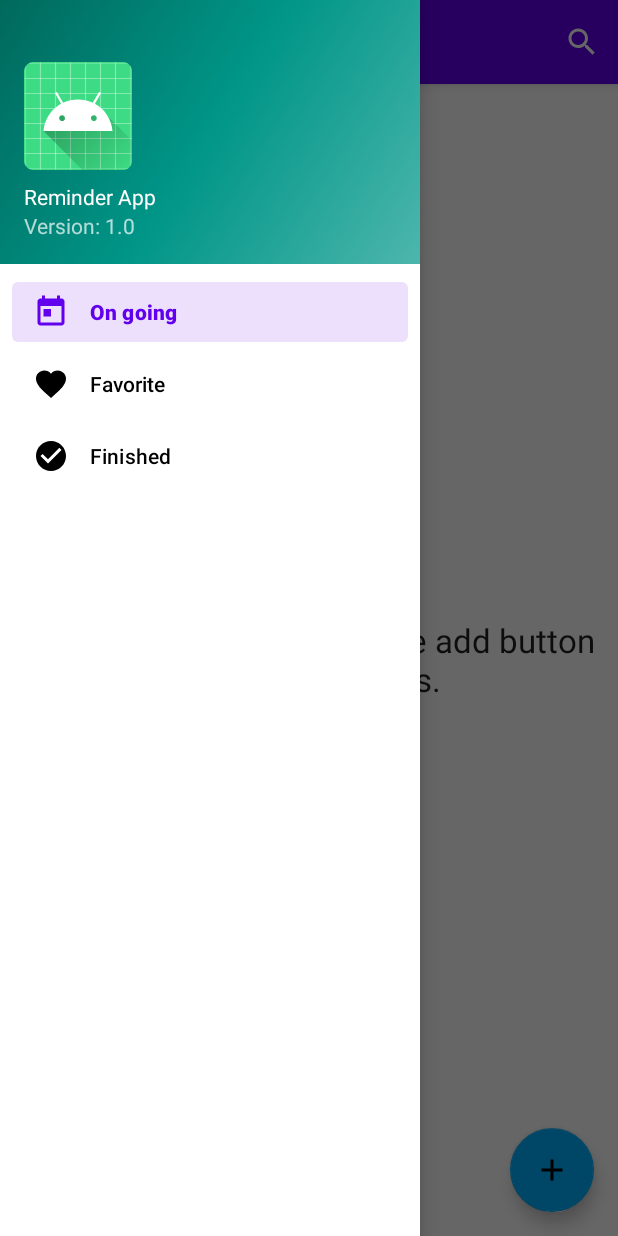
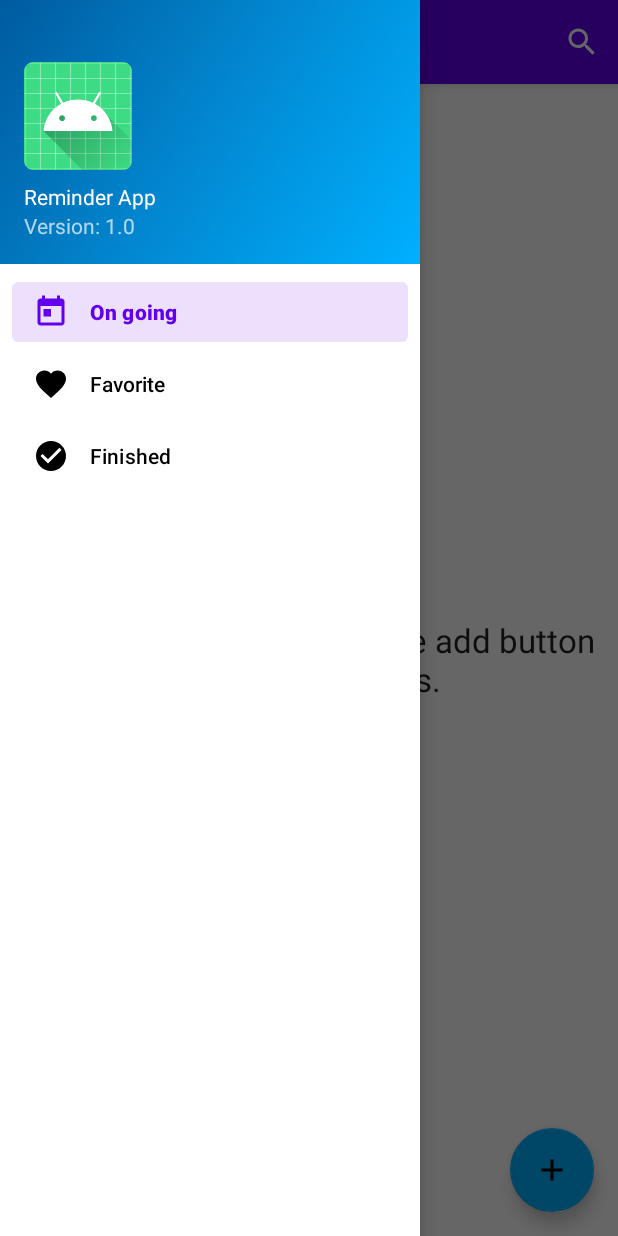
Before and after one commit to YAJATapps/ReminderApp, an Android app: the screen it shows after launch (MainActivity), with the side drawer open, on a phone screen of 412 x 824 dp. Run offline under Robolectric (Android 15) with nearby library versions, the phone set to English and light mode, and no system bars; our stand-ins replace Room's generated code, navigation-ui.

Commit message:
Change sidebar color

```diff
--- a/app/src/main/res/drawable/side_nav_bar.xml
+++ b/app/src/main/res/drawable/side_nav_bar.xml
@@ -2,8 +2,8 @@
     android:shape="rectangle">
     <gradient
         android:angle="135"
-        android:centerColor="#009688"
-        android:endColor="#00695C"
-        android:startColor="#4DB6AC"
+        android:centerColor="#0288d1"
+        android:startColor="@color/colorSecondary"
+        android:endColor="@color/colorSecondaryVariant"
         android:type="linear" />
 </shape>
```
